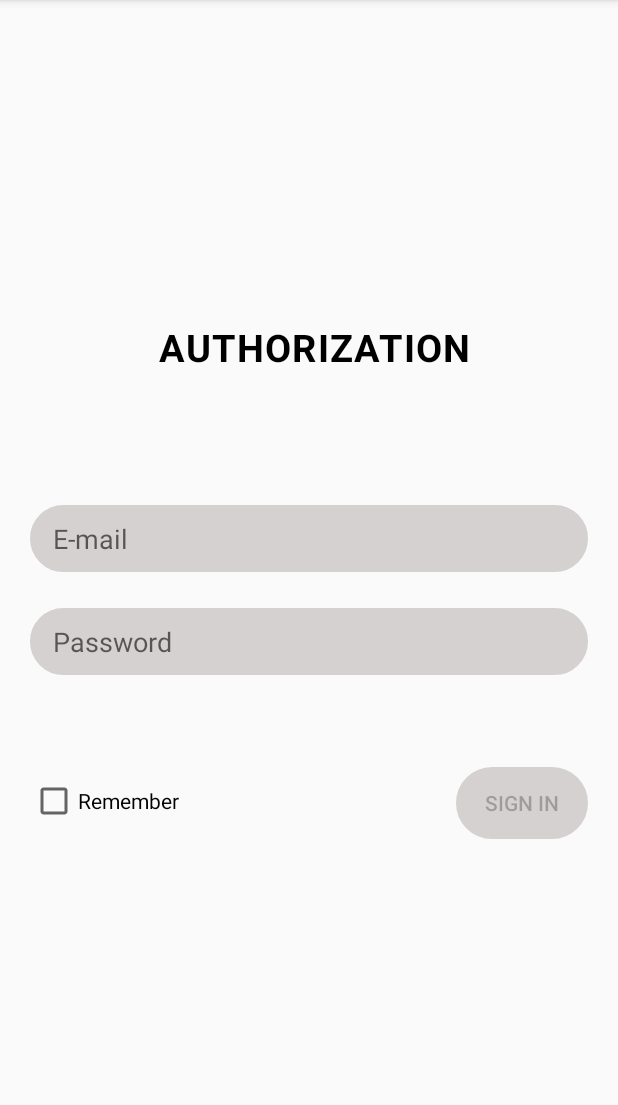
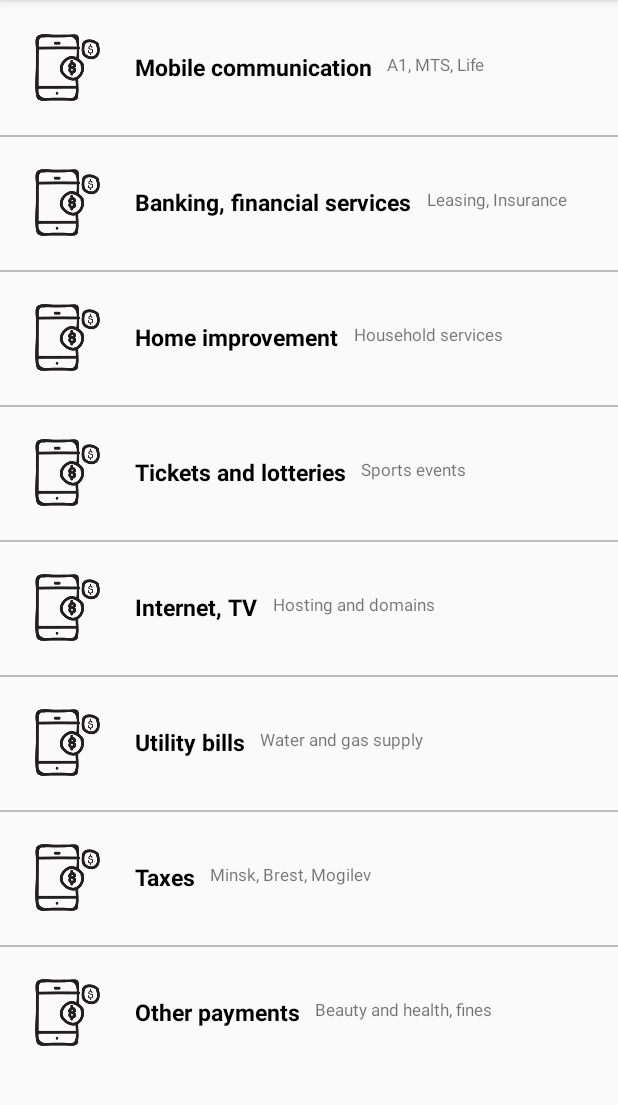
Before and after one commit to sanichtw/AndroidTMS, an Android app: the screen it shows after launch (MainActivity), on a phone screen of 412 x 824 dp, the part 84-1189 px from its top. Run offline under Robolectric (Android 15) with nearby library versions, the phone set to English and light mode, and no system bars; our stand-ins replace navigation-ui.

Commit message:
add: adapter AccountTransactionsAdapter, data-class MyData, class ItemDecoration, drawable divider

```diff
--- a/app/src/main/java/com/example/myapplication/FirstFragment.kt
+++ b/app/src/main/java/com/example/myapplication/LoginFragment.kt
@@ -8,18 +8,12 @@ import android.view.LayoutInflater
 import android.view.View
 import android.view.ViewGroup
 import androidx.navigation.fragment.findNavController
-import com.example.myapplication.databinding.FragmentFirstBinding
+import com.example.myapplication.databinding.FragmentLoginBinding
 
-/**
- * A simple [Fragment] subclass as the default destination in the navigation.
- */
 
-class FirstFragment : Fragment() {
+class LoginFragment : Fragment() {
 
-    private var _binding: FragmentFirstBinding? = null
-
-    // This property is only valid between onCreateView and
-    // onDestroyView.
+    private var _binding: FragmentLoginBinding? = null
     private val binding get() = _binding!!
 
     override fun onCreateView(
@@ -27,7 +21,7 @@ class FirstFragment : Fragment() {
         savedInstanceState: Bundle?
     ): View {
 
-        _binding = FragmentFirstBinding.inflate(inflater, container, false)
+        _binding = FragmentLoginBinding.inflate(inflater, container, false)
         return binding.root
     }
 
@@ -42,7 +36,7 @@ class FirstFragment : Fragment() {
         // Set the listener to the login button
         loginButton.setOnClickListener {
             if (loginButton.isEnabled) {
-                findNavController().navigate(R.id.action_FirstFragment_to_SecondFragment)
+                findNavController().navigate(R.id.action_LoginFragment_to_NewsFragment)
             }
         }
 
--- a/app/src/main/java/com/example/myapplication/SecondFragment.kt
+++ b/app/src/main/java/com/example/myapplication/NewsFragment.kt
@@ -7,11 +7,11 @@ import android.view.ViewGroup
 import android.widget.ArrayAdapter
 import androidx.fragment.app.Fragment
 import androidx.navigation.fragment.findNavController
-import com.example.myapplication.databinding.FragmentSecondBinding
+import com.example.myapplication.databinding.FragmentNewsBinding
 
-class SecondFragment : Fragment() {
+class NewsFragment : Fragment() {
 
-    private var _binding: FragmentSecondBinding? = null
+    private var _binding: FragmentNewsBinding? = null
     private val binding get() = _binding!!
 
     override fun onCreateView(
@@ -19,7 +19,7 @@ class SecondFragment : Fragment() {
         savedInstanceState: Bundle?
     ): View {
 
-        _binding = FragmentSecondBinding.inflate(inflater, container, false)
+        _binding = FragmentNewsBinding.inflate(inflater, container, false)
         return binding.root
     }
 
@@ -31,7 +31,7 @@ class SecondFragment : Fragment() {
         initListView()
 
         binding.nextButton.setOnClickListener {
-            findNavController().navigate(R.id.action_SecondFragment_to_RecyclerViewFragment)
+            findNavController().navigate(R.id.action_NewsFragment_to_RecyclerViewFragment)
         }
     }
 
@@ -55,7 +55,6 @@ class SecondFragment : Fragment() {
             R.array.listView_services,
             android.R.layout.simple_list_item_1
         )
-
         // connecting the adapter and the listView
         binding.listView.adapter = adapter
     }
--- a/app/src/main/java/com/example/myapplication/RecyclerViewFragment.kt
+++ b/app/src/main/java/com/example/myapplication/RecyclerViewFragment.kt
@@ -6,9 +6,11 @@ import android.view.LayoutInflater
 import android.view.View
 import android.view.ViewGroup
 import androidx.recyclerview.widget.LinearLayoutManager
-import com.example.myapplication.RecyclerAdapter.MyRecyclerAdapter
+import com.example.myapplication.adapters.AccountTransactionsAdapter
+import com.example.myapplication.adapters.CustomItemDecoration.CustomItemDecoration
+import com.example.myapplication.adapters.MyRecyclerAdapter
 import com.example.myapplication.databinding.FragmentRecyclerViewBinding
-
+import com.example.myapplication.model.MyData
 
 
 class RecyclerViewFragment : Fragment() {
@@ -28,15 +30,32 @@ class RecyclerViewFragment : Fragment() {
     override fun onViewCreated(view: View, savedInstanceState: Bundle?) {
         super.onViewCreated(view, savedInstanceState)
 
+        val customItemDecoration = CustomItemDecoration(requireContext())
         binding.recyclerView.apply {
             layoutManager = LinearLayoutManager(requireContext())
-            adapter = MyRecyclerAdapter(listOfElements())
+            addItemDecoration(customItemDecoration)
+            adapter = AccountTransactionsAdapter(listOfTransactions())
         }
     }
 
-    private fun listOfElements(): List<String> {
-        val data = mutableListOf<String>()
-        (1..50).forEach { i -> data.add("$i item") }
-        return data
+//    private fun listOfElements(): List<String> {
+//        val data = mutableListOf<String>()
+//        (1..50).forEach { i -> data.add("$i item") }
+//        return data
+//    }
+
+    private fun listOfTransactions(): List<MyData> {
+        val icon = R.drawable.transaction_icon
+
+        return listOf(
+            MyData(icon, "Mobile communication", "А1, MTS, Life"),
+            MyData(icon, "Banking, financial services", "Leasing, Insurance"),
+            MyData(icon, "Home improvement", "Household services"),
+            MyData(icon, "Tickets and lotteries", "Sports events"),
+            MyData(icon, "Internet, TV", "Hosting and domains"),
+            MyData(icon, "Utility bills", "Water and gas supply"),
+            MyData(icon, "Taxes", "Minsk, Brest, Mogilev"),
+            MyData(icon, "Other payments", "Beauty and health, fines"),
+        )
     }
 }
--- /dev/null
+++ b/app/src/main/java/com/example/myapplication/adapters/AccountTransactionsAdapter.kt
@@ -0,0 +1,39 @@
+package com.example.myapplication.adapters
+
+import android.view.LayoutInflater
+import android.view.View
+import android.view.ViewGroup
+import android.widget.ImageView
+import android.widget.TextView
+import androidx.recyclerview.widget.RecyclerView
+import com.example.myapplication.R
+import com.example.myapplication.model.MyData
+
+class AccountTransactionsAdapter(private val data: List<MyData>):
+    RecyclerView.Adapter<AccountTransactionsAdapter.CustomViewHolder>() {
+
+    class CustomViewHolder(itemView: View): RecyclerView.ViewHolder(itemView) {
+        val imageView: ImageView = itemView.findViewById(R.id.icon)
+        val titleTextView: TextView = itemView.findViewById(R.id.title)
+        val descriptionTextView: TextView = itemView.findViewById(R.id.description)
+    }
+
+    override fun onCreateViewHolder(parent: ViewGroup, viewType: Int): CustomViewHolder {
+        val itemView = LayoutInflater
+            .from(parent.context)
+            .inflate(R.layout.transaction_items, parent, false)
+        return CustomViewHolder(itemView)
+    }
+
+    override fun onBindViewHolder(holder: CustomViewHolder, position: Int) {
+        val myData = data[position]
+
+        holder.imageView.setImageResource(myData.iconResource)
+        holder.titleTextView.text = myData.title
+        holder.descriptionTextView.text = myData.description
+    }
+
+    override fun getItemCount(): Int {
+        return data.size
+    }
+}
--- /dev/null
+++ b/app/src/main/java/com/example/myapplication/adapters/CustomItemDecoration/CustomItemDecoration.kt
@@ -0,0 +1,28 @@
+package com.example.myapplication.adapters.CustomItemDecoration
+
+import android.content.Context
+import android.graphics.Canvas
+import android.graphics.drawable.Drawable
+import androidx.core.content.ContextCompat
+import androidx.recyclerview.widget.RecyclerView
+import com.example.myapplication.R
+
+class CustomItemDecoration(context: Context) : RecyclerView.ItemDecoration() {
+    private val divider: Drawable = ContextCompat.getDrawable(context, R.drawable.divider)!!
+
+    override fun onDrawOver(canvas: Canvas, parent: RecyclerView, state: RecyclerView.State) {
+        val left = parent.paddingLeft
+        val right = parent.width - parent.paddingRight
+
+        for (i in 0 until parent.childCount - 1) {
+            val child = parent.getChildAt(i)
+            val params = child.layoutParams as RecyclerView.LayoutParams
+
+            val top = child.bottom + params.bottomMargin
+            val bottom = top + divider.intrinsicHeight
+
+            divider.setBounds(left, top, right, bottom)
+            divider.draw(canvas)
+        }
+    }
+}
--- a/app/src/main/java/com/example/myapplication/RecyclerAdapter/MyRecyclerAdapter.kt
+++ b/app/src/main/java/com/example/myapplication/adapters/MyRecyclerAdapter.kt
@@ -1,4 +1,4 @@
-package com.example.myapplication.RecyclerAdapter
+package com.example.myapplication.adapters
 
 import android.view.LayoutInflater
 import android.view.View
@@ -18,7 +18,7 @@ class MyRecyclerAdapter(private val items: List<String>):
     override fun onCreateViewHolder(parent: ViewGroup, viewType: Int): MyViewHolder {
         val itemView = LayoutInflater
             .from(parent.context)
-            .inflate(R.layout.recycler_item, parent, false)
+            .inflate(R.layout.recycler_items, parent, false)
         return MyViewHolder(itemView)
     }
 
--- /dev/null
+++ b/app/src/main/java/com/example/myapplication/model/MyData.kt
@@ -0,0 +1,6 @@
+package com.example.myapplication.model
+
+
+data class MyData(val iconResource: Int, val title: String, val description: String) {
+
+}
--- /dev/null
+++ b/app/src/main/res/drawable/divider.xml
@@ -0,0 +1,8 @@
+<?xml version="1.0" encoding="utf-8"?>
+<shape xmlns:android="http://schemas.android.com/apk/res/android"
+    android:shape="rectangle">
+    <size
+        android:height="1dp"
+        android:width="1dp" />
+    <solid android:color="@color/divider" />
+</shape>
--- a/app/src/main/res/layout/fragment_first.xml
+++ b/app/src/main/res/layout/fragment_login.xml
@@ -4,7 +4,7 @@
     xmlns:tools="http://schemas.android.com/tools"
     android:layout_width="match_parent"
     android:layout_height="match_parent"
-    tools:context=".FirstFragment">
+    tools:context=".LoginFragment">
 
     <EditText
         android:id="@+id/email_input"
--- a/app/src/main/res/layout/fragment_second.xml
+++ b/app/src/main/res/layout/fragment_news.xml
@@ -4,7 +4,7 @@
     xmlns:tools="http://schemas.android.com/tools"
     android:layout_width="match_parent"
     android:layout_height="match_parent"
-    tools:context=".SecondFragment">
+    tools:context=".NewsFragment">
 
     <Button
         android:id="@+id/nextButton"
--- /dev/null
+++ b/app/src/main/res/layout/transaction_items.xml
@@ -0,0 +1,31 @@
+<?xml version="1.0" encoding="utf-8"?>
+<LinearLayout xmlns:android="http://schemas.android.com/apk/res/android"
+    android:layout_width="match_parent"
+    android:layout_height="wrap_content"
+    android:orientation="horizontal"
+    android:gravity="center_vertical"
+    android:minHeight="?attr/listPreferredItemHeight" >
+
+    <ImageView
+        android:id="@+id/icon"
+        android:layout_width="90dp"
+        android:layout_height="90dp"
+        android:scaleType="centerCrop"
+        android:contentDescription="transaction icon" />
+
+    <TextView
+        android:id="@+id/title"
+        android:layout_width="wrap_content"
+        android:layout_height="wrap_content"
+        android:textColor="@color/black"
+        android:textStyle="bold"
+        android:textSize="15sp" />
+
+    <TextView
+        android:id="@+id/description"
+        android:layout_width="wrap_content"
+        android:layout_height="wrap_content"
+        android:textSize="11sp"
+        android:layout_marginStart="10dp"
+        android:layout_marginBottom="2dp" />
+</LinearLayout>
--- a/app/src/main/res/navigation/nav_graph.xml
+++ b/app/src/main/res/navigation/nav_graph.xml
@@ -3,27 +3,27 @@
     xmlns:app="http://schemas.android.com/apk/res-auto"
     xmlns:tools="http://schemas.android.com/tools"
     android:id="@+id/nav_graph"
-    app:startDestination="@id/FirstFragment">
+    app:startDestination="@id/RecyclerViewFragment">
 
     <fragment
-        android:id="@+id/FirstFragment"
-        android:name="com.example.myapplication.FirstFragment"
+        android:id="@+id/LoginFragment"
+        android:name="com.example.myapplication.LoginFragment"
         android:label="@string/first_fragment_label"
-        tools:layout="@layout/fragment_first">
+        tools:layout="@layout/fragment_login">
 
         <action
-            android:id="@+id/action_FirstFragment_to_SecondFragment"
-            app:destination="@id/SecondFragment" />
+            android:id="@+id/action_LoginFragment_to_NewsFragment"
+            app:destination="@id/NewsFragment" />
     </fragment>
 
     <fragment
-        android:id="@+id/SecondFragment"
-        android:name="com.example.myapplication.SecondFragment"
+        android:id="@+id/NewsFragment"
+        android:name="com.example.myapplication.NewsFragment"
         android:label="@string/second_fragment_label"
-        tools:layout="@layout/fragment_second">
+        tools:layout="@layout/fragment_news">
 
         <action
-            android:id="@+id/action_SecondFragment_to_RecyclerViewFragment"
+            android:id="@+id/action_NewsFragment_to_RecyclerViewFragment"
             app:destination="@id/RecyclerViewFragment" />
     </fragment>
 
@@ -34,8 +34,8 @@
         tools:layout="@layout/fragment_recycler_view">
 
     <action
-        android:id="@+id/action_RecyclerViewFragment_to_FirstFragment"
-        app:destination="@id/FirstFragment" />
+        android:id="@+id/action_RecyclerViewFragment_to_LoginFragment"
+        app:destination="@id/LoginFragment" />
     </fragment>
 
 </navigation>
--- a/app/src/main/res/values/colors.xml
+++ b/app/src/main/res/values/colors.xml
@@ -9,4 +9,5 @@
     <color name="white">#FFFFFFFF</color>
     <color name="app_background">#D6D1D1</color>
     <color name="login_inputs_text">#BCBABA</color>
+    <color name="divider">#BCBABA</color>
 </resources>
```
Also changed, not shown: app/src/main/res/drawable/transaction_icon.png (added), app/src/main/res/layout/recycler_items.xml (renamed from app/src/main/res/layout/recycler_item.xml).
